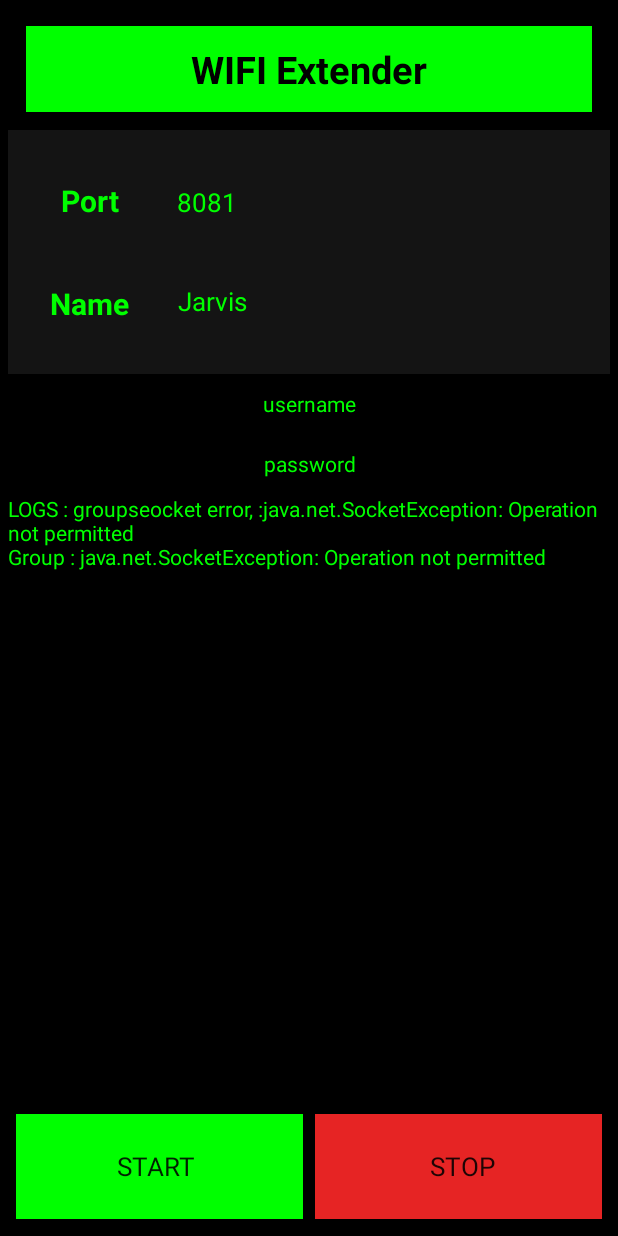
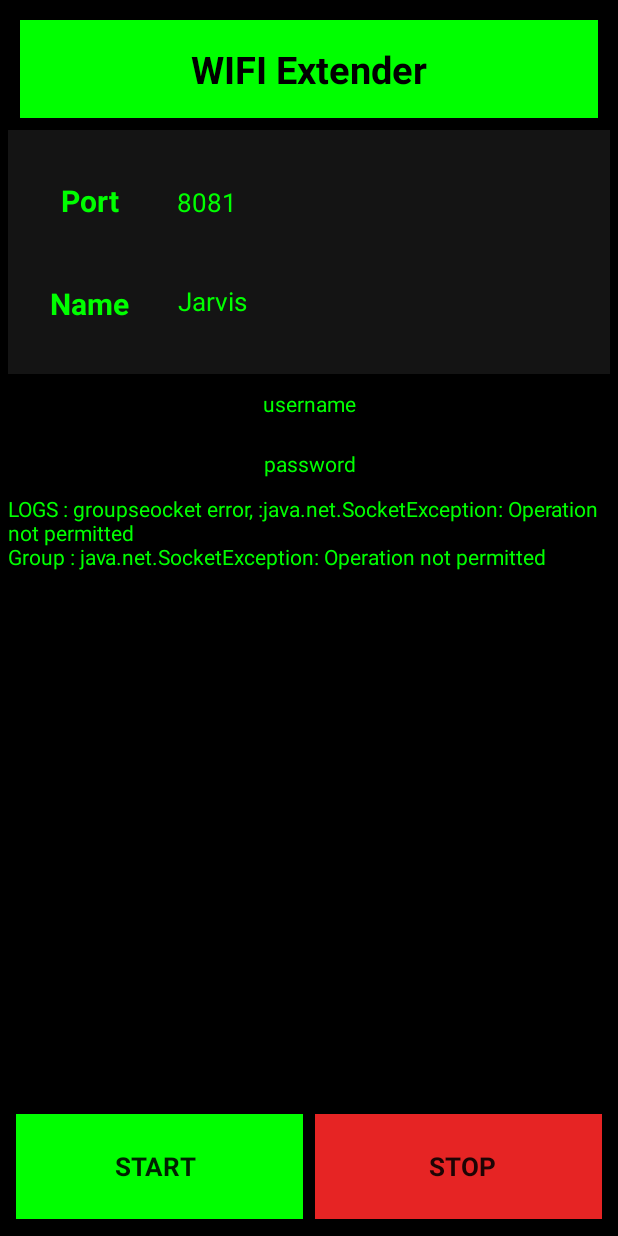
Before and after one commit to dhruvik1999/Wifi-Extender, an Android app: the MainActivity screen opened directly, with no data from a screen before it, on a phone screen of 412 x 824 dp. Run offline under Robolectric (Android 15) with nearby library versions, the phone set to English and light mode, and no system bars; Roboto replaces fonts that are not available here.

Commit message:
ui issue solved

```diff
--- a/HttpProxy/app/src/main/res/layout/activity_main_wifi_direct.xml
+++ b/HttpProxy/app/src/main/res/layout/activity_main_wifi_direct.xml
@@ -12,7 +12,7 @@
         <LinearLayout
             android:layout_weight="10"
             android:layout_width="match_parent"
-            android:padding="12dp"
+            android:padding="8dp"
             android:layout_height="0dp">
 
             <TextView
@@ -163,6 +163,8 @@
                 android:layout_marginRight="8dp"
                 android:paddingRight="5dp"
                 android:textSize="17dp"
+                android:textStyle="bold"
+                android:gravity="center"
                 android:background="@color/green"
                 />
 
@@ -172,7 +174,9 @@
                 android:layout_height="70dp"
                 android:layout_weight="50"
                 android:text="Stop"
+                android:gravity="center"
                 android:paddingLeft="5dp"
+                android:textStyle="bold"
                 android:background="#E62424"
                 android:textSize="17dp"
 
--- a/HttpProxy/app/src/main/res/layout/activity_splash_screen.xml
+++ b/HttpProxy/app/src/main/res/layout/activity_splash_screen.xml
@@ -16,7 +16,7 @@
         android:layout_alignParentStart="true"
         android:layout_alignParentTop="true"
         android:layout_marginStart="-13dp"
-        android:layout_marginTop="342dp"
+        android:layout_marginTop="300dp"
         android:fontFamily="@font/biorhyme_light"
         android:gravity="center"
         android:text="Wifi Extender"
@@ -30,6 +30,7 @@
         android:layout_width="wrap_content"
         android:layout_height="wrap_content"
         android:layout_centerHorizontal="true"
+        android:layout_marginTop="20dp"
         android:layout_below="@+id/tv_1" />
 
 </RelativeLayout>
```
